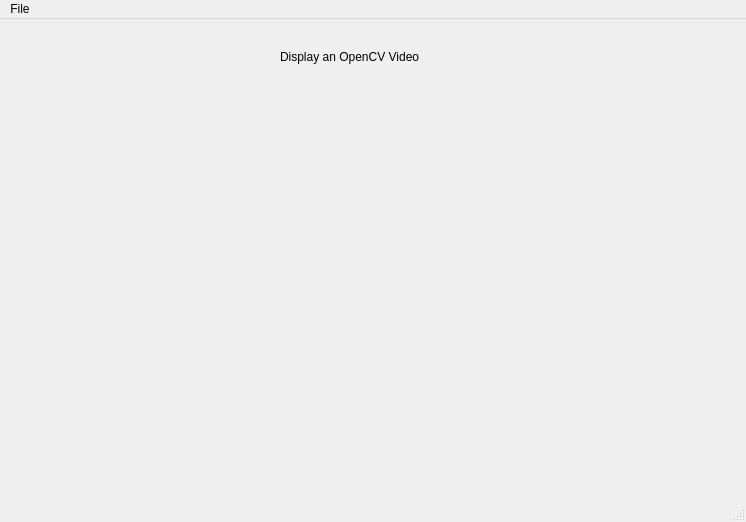
First picture: the form in ApplicationCode/mainwindow.ui, repository hlcool/IPCV-MasterThesis, before the edit.
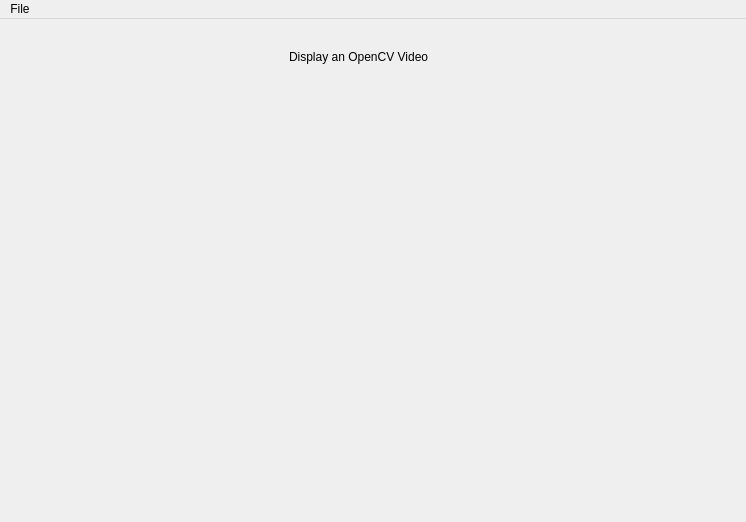
Second picture: the form after the edit. Custom widgets are drawn as their Qt base class.

The edit to the form file:
```diff
--- a/ApplicationCode/mainwindow.ui
+++ b/ApplicationCode/mainwindow.ui
@@ -17,9 +17,9 @@
    <widget class="QLabel" name="label">
     <property name="geometry">
      <rect>
-      <x>280</x>
+      <x>289</x>
       <y>30</y>
-      <width>165</width>
+      <width>160</width>
       <height>16</height>
      </rect>
     </property>
@@ -30,16 +30,16 @@
    <widget class="CVImageWidget" name="CVWidget" native="true">
     <property name="geometry">
      <rect>
-      <x>210</x>
+      <x>90</x>
       <y>80</y>
-      <width>300</width>
-      <height>300</height>
+      <width>561</width>
+      <height>381</height>
      </rect>
     </property>
     <property name="maximumSize">
      <size>
-      <width>481</width>
-      <height>311</height>
+      <width>800</width>
+      <height>800</height>
      </size>
     </property>
    </widget>
@@ -62,7 +62,6 @@
    </widget>
    <addaction name="menuFile"/>
   </widget>
-  <widget class="QStatusBar" name="statusBar"/>
   <action name="actionOpen_file">
    <property name="text">
     <string>Open file...</string>
```
